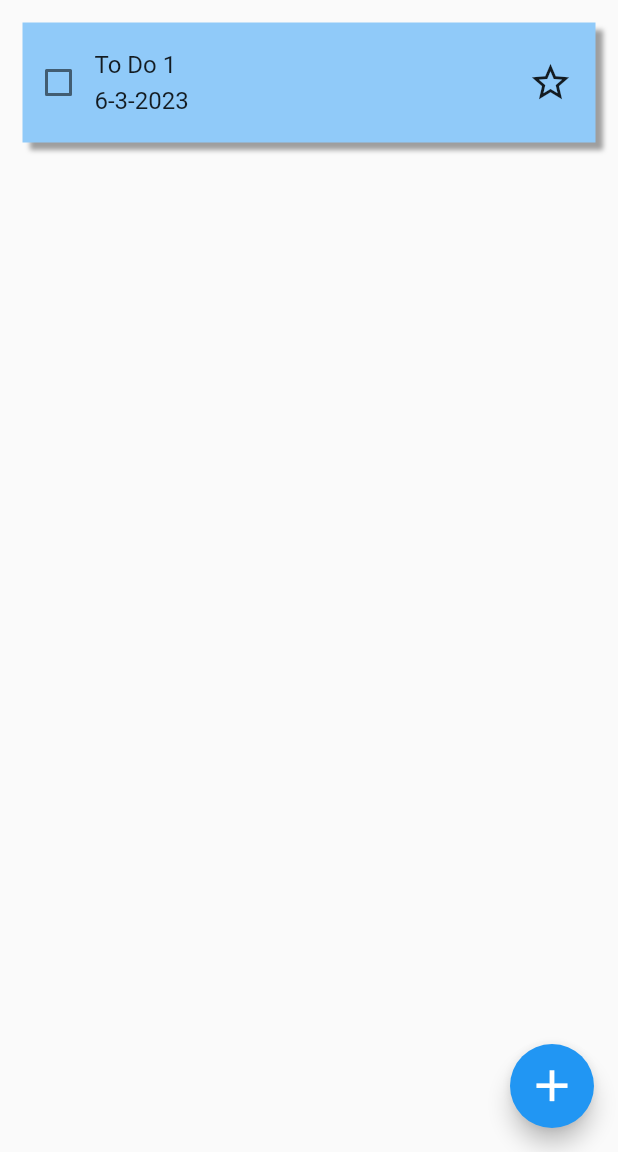
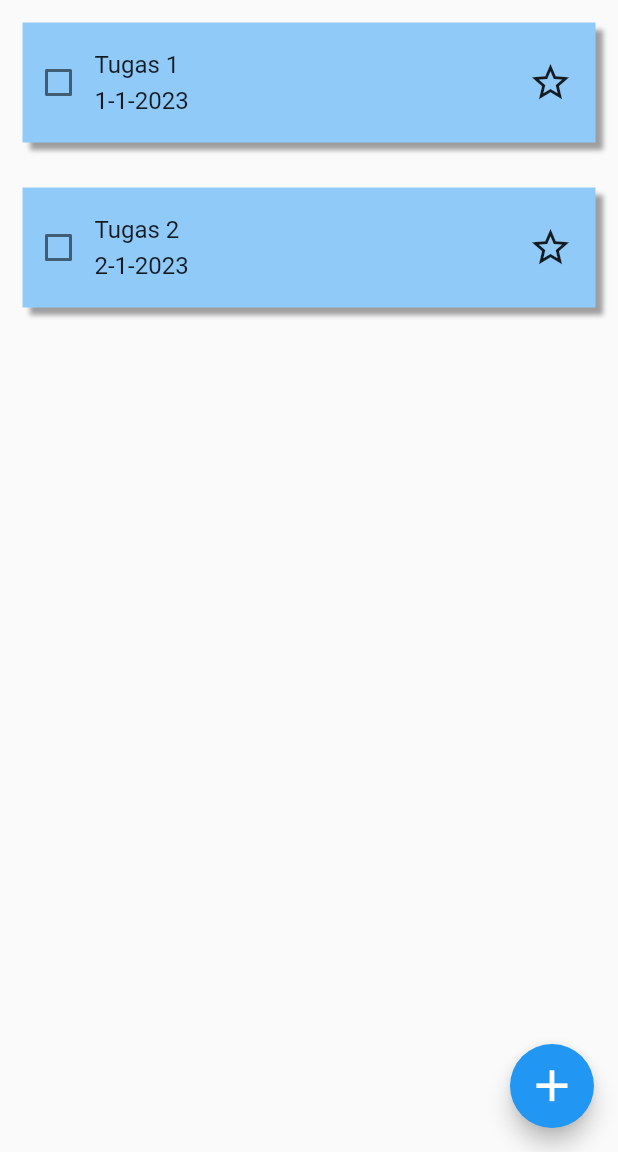
Before and after one commit to FajarRAP/to_do_lite, a Flutter app: the ToDoPage screen opened directly, on a phone screen of 412 x 824 dp, the part 84-1236 px from its top. Run offline on Flutter 3.47's test engine with Material 2 defaults, Android fonts, the phone set to English and light mode, and no system bars.

Commit message:
bisa pass data ke todo nya

```diff
--- /dev/null
+++ b/lib/models/to_do_model.dart
@@ -0,0 +1,8 @@
+class ToDoModel {
+  final String tugas;
+  final String tanggal;
+  ToDoModel({
+    required this.tugas,
+    required this.tanggal,
+  });
+}
--- a/lib/pages/add_to_do.dart
+++ b/lib/pages/add_to_do.dart
@@ -5,6 +5,8 @@ class AddToDoPage extends StatelessWidget {
   const AddToDoPage({super.key});
   @override
   Widget build(BuildContext context) {
+    String x;
+    String y;
     return Scaffold(
       appBar: appBarAinx(
         IconButton(
@@ -36,7 +38,9 @@ class AddToDoPage extends StatelessWidget {
                 suffixIcon: const Icon(Icons.assignment_add),
               ),
               autofocus: false,
-              onChanged: (value) {},
+              onChanged: (value) {
+                x = value;
+              },
             ),
           ),
           Padding(
@@ -51,7 +55,9 @@ class AddToDoPage extends StatelessWidget {
                       initialDate: DateTime.now(),
                       firstDate: DateTime(2002),
                       lastDate: DateTime(2024),
-                    ).then((value) {});
+                    ).then((value) {
+                      y = value.toString();
+                    });
                   },
                   child: Container(
                     width: 120,
--- a/lib/pages/to_do_page.dart
+++ b/lib/pages/to_do_page.dart
@@ -1,9 +1,19 @@
 import 'package:flutter/material.dart';
 import 'package:to_do_lite/components/appbar.dart';
+import 'package:to_do_lite/models/to_do_model.dart';
 import 'package:to_do_lite/routes/constant_routes.dart';
 
-class ToDoPage extends StatelessWidget {
+class ToDoPage extends StatefulWidget {
   const ToDoPage({super.key});
+  @override
+  State<ToDoPage> createState() => _ToDoPageState();
+}
+
+class _ToDoPageState extends State<ToDoPage> {
+  List<ToDoModel> x = [
+    ToDoModel(tugas: "Tugas 1", tanggal: "1-1-2023"),
+    ToDoModel(tugas: "Tugas 2", tanggal: "2-1-2023"),
+  ];
   @override
   Widget build(BuildContext context) {
     return Scaffold(
@@ -19,8 +29,47 @@ class ToDoPage extends StatelessWidget {
         ),
       ),
       body: Column(
-        children: [
-          Padding(
+        children: x.map((e) => ListToDoPage(toDoModel: e)).toList(),
+      ),
+      floatingActionButton: FloatingActionButton(
+        onPressed: () {
+          Navigator.of(context).pushNamed(addtodopage);
+        },
+        child: const Icon(
+          Icons.add,
+          size: 35,
+        ),
+      ),
+    );
+  }
+}
+
+class ListToDoPage extends StatefulWidget {
+  final ToDoModel toDoModel;
+  const ListToDoPage({super.key, required this.toDoModel});
+
+  @override
+  State<ListToDoPage> createState() => _ListToDoPageState();
+}
+
+class _ListToDoPageState extends State<ListToDoPage> {
+  bool isCheck = false;
+
+  bool isStar = false;
+
+  Icon iconBintangIsi = const Icon(
+    Icons.star,
+    size: 30,
+  );
+
+  Icon iconBintangKosong = const Icon(
+    Icons.star_border,
+    size: 30,
+  );
+
+  @override
+  Widget build(BuildContext context) {
+    return Padding(
       padding: const EdgeInsets.all(15.0),
       child: Container(
         width: double.infinity,
@@ -38,25 +87,29 @@ class ToDoPage extends StatelessWidget {
         child: Row(
           children: [
             Checkbox(
-                    value: false,
-                    onChanged: (value) {},
+              value: isCheck,
+              onChanged: (value) {
+                setState(() {
+                  isCheck = !isCheck;
+                });
+              },
             ),
             Column(
               mainAxisAlignment: MainAxisAlignment.center,
               crossAxisAlignment: CrossAxisAlignment.start,
-                    children: const [
+              children: [
                 Text(
-                        "To Do 1",
-                        style: TextStyle(
+                  widget.toDoModel.tugas,
+                  style: const TextStyle(
                     fontSize: 16,
                   ),
                 ),
-                      SizedBox(
+                const SizedBox(
                   height: 5,
                 ),
                 Text(
-                        "6-3-2023",
-                        style: TextStyle(
+                  widget.toDoModel.tanggal,
+                  style: const TextStyle(
                     fontSize: 16,
                   ),
                 ),
@@ -65,28 +118,20 @@ class ToDoPage extends StatelessWidget {
             const Expanded(
               child: SizedBox(),
             ),
-                  const Padding(
-                    padding: EdgeInsets.symmetric(horizontal: 15),
-                    child: Icon(
-                      Icons.star_border,
-                      size: 30,
+            InkWell(
+              onTap: () {
+                setState(() {
+                  isStar = !isStar;
+                });
+              },
+              child: Padding(
+                padding: const EdgeInsets.symmetric(horizontal: 15),
+                child: (isStar) ? iconBintangIsi : iconBintangKosong,
               ),
             ),
           ],
         ),
       ),
-          ),
-        ],
-      ),
-      floatingActionButton: FloatingActionButton(
-        onPressed: () {
-          Navigator.of(context).pushNamed(addtodopage);
-        },
-        child: const Icon(
-          Icons.add,
-          size: 35,
-        ),
-      ),
     );
   }
 }
```
Lines whose indentation alone changed are shown as unchanged.
